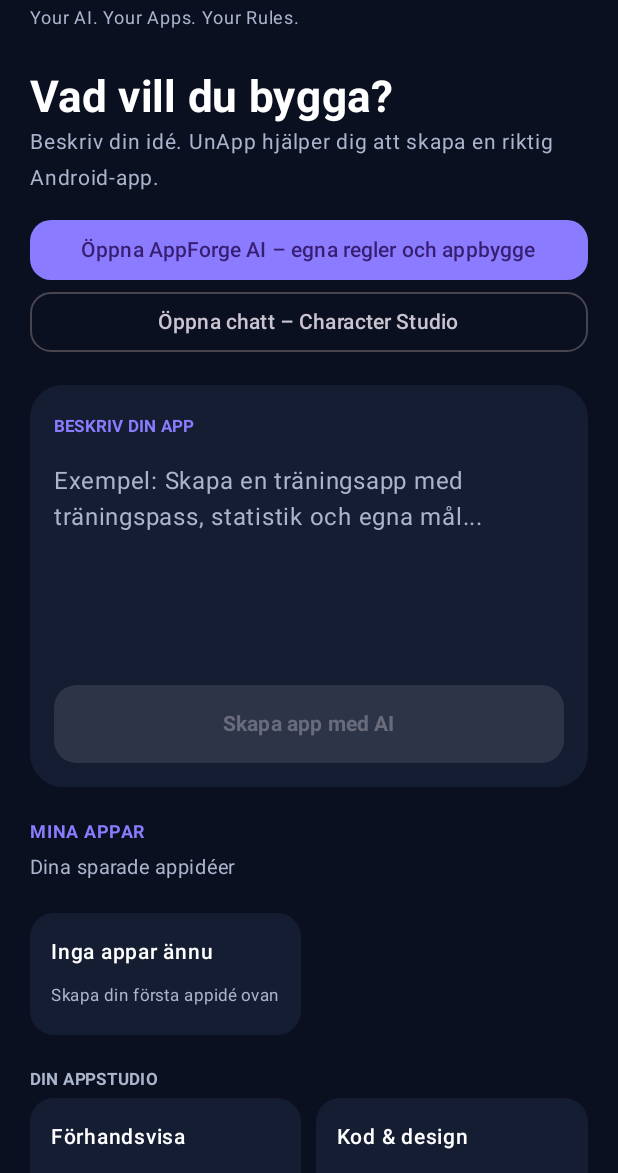
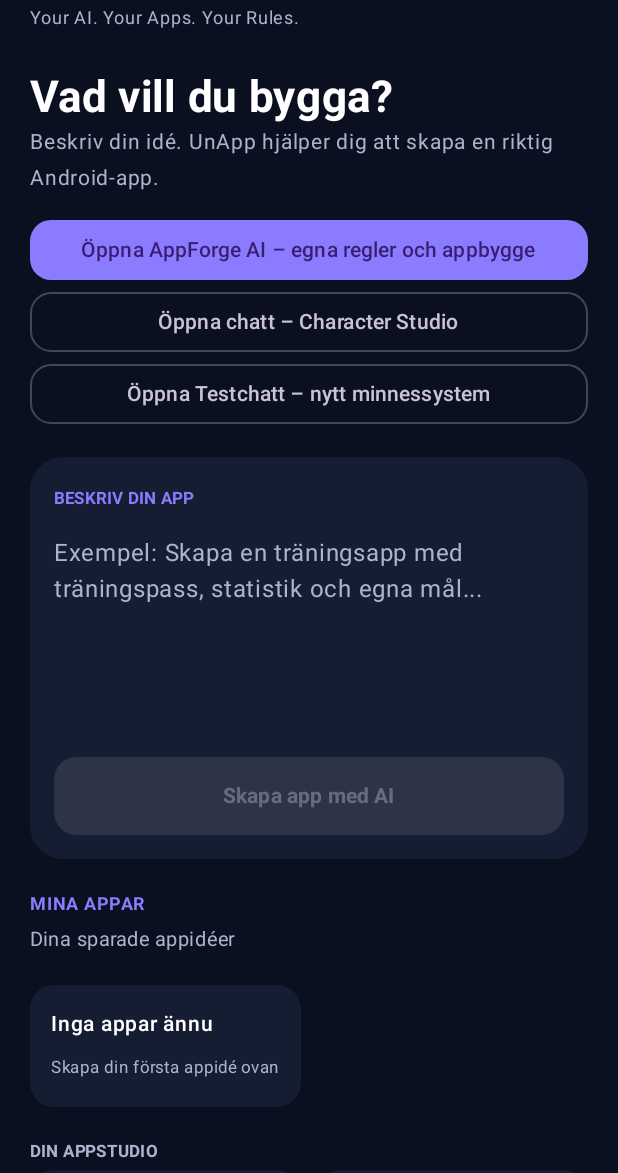
Before and after one commit to wreden1/unapp2, an Android app built with Jetpack Compose: the screen it shows after launch (MainActivity), on a phone screen of 412 x 824 dp, the part 63-1236 px from its top. Run offline under Robolectric (Android 15) with nearby library versions, the phone set to English and light mode, and no system bars; 1 statement that could not run was skipped.

Commit message:
Add separate Testchatt entry point

```diff
--- a/app/src/main/java/se/unapp/studio/MainActivity.kt
+++ b/app/src/main/java/se/unapp/studio/MainActivity.kt
@@ -77,6 +77,7 @@ fun UnAppScreen() {
     var result by remember { mutableStateOf("") }
     var showAppForge by remember { mutableStateOf(false) }
     var showCharacterStudio by remember { mutableStateOf(false) }
+    var showTestChat by remember { mutableStateOf(false) }
     var isChatGenerating by remember { mutableStateOf(false) }
     val scope = rememberCoroutineScope()
     var savedProjects by remember {
@@ -159,6 +160,13 @@ fun UnAppScreen() {
                         shape = RoundedCornerShape(14.dp)
                     ) {
                         Text("Öppna chatt – Character Studio")
+                    }
+                    OutlinedButton(
+                        onClick = { showTestChat = true },
+                        modifier = Modifier.fillMaxWidth(),
+                        shape = RoundedCornerShape(14.dp)
+                    ) {
+                        Text("Öppna Testchatt – nytt minnessystem")
                     }
                 }
 
@@ -388,6 +396,14 @@ fun UnAppScreen() {
                 CharacterStudioScreen(onClose = { showCharacterStudio = false })
             }
         }
+        if (showTestChat) {
+            Dialog(
+                onDismissRequest = { showTestChat = false },
+                properties = DialogProperties(usePlatformDefaultWidth = false)
+            ) {
+                TestChatScreen(onClose = { showTestChat = false })
+            }
+        }
     }
 }
 
```
